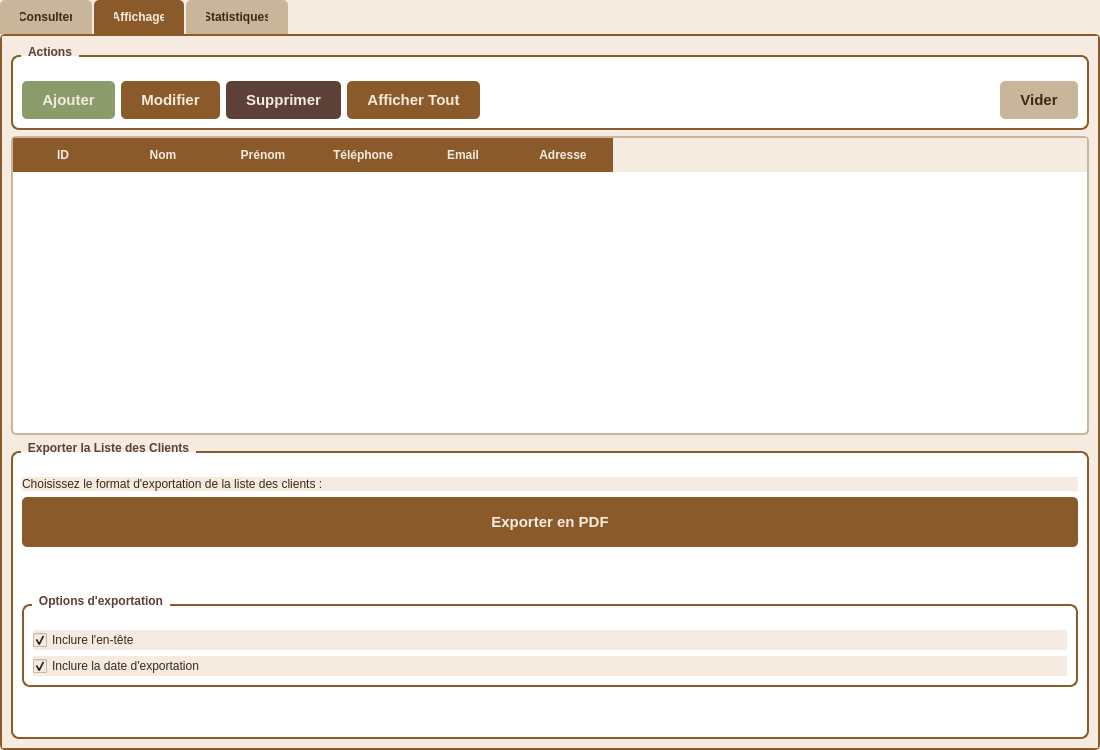
Esprit-UP-Algo/projetcpp2526-s2-2a8-smart-carpentry-morkshop-management, file ClientsWidget.ui: the form before one commit.
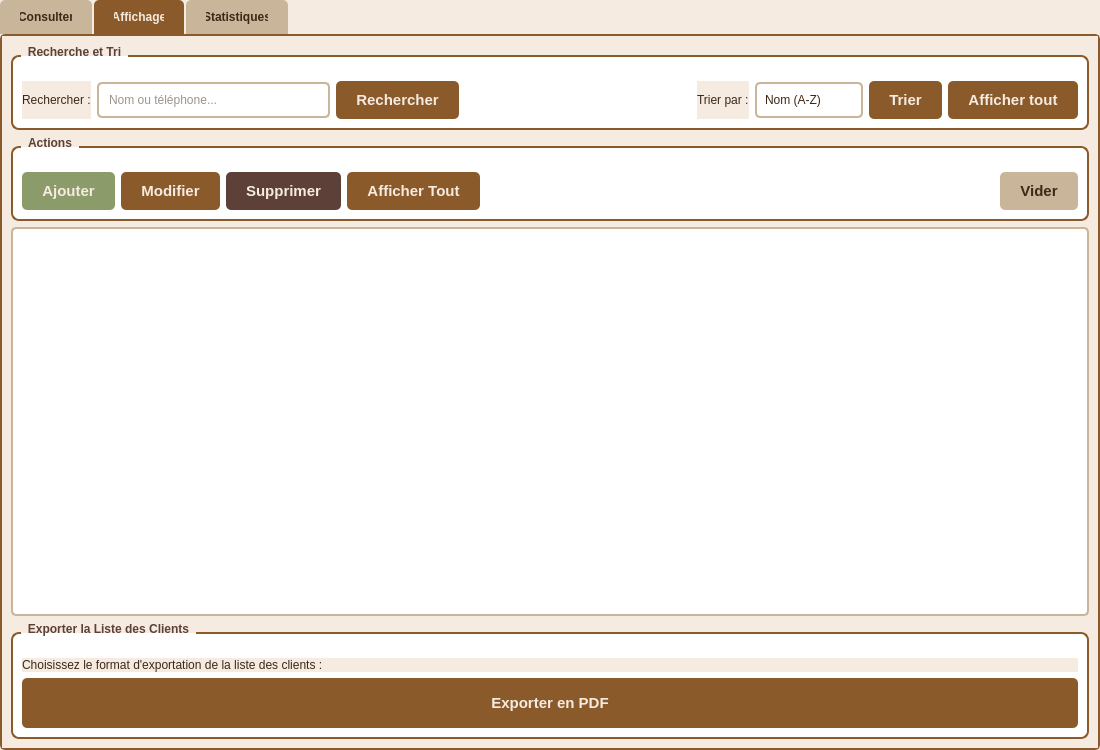
The form after the commit. The open tabs and pages were chosen to show the change. Icons and pictures are not drawn.

Commit message: Update client + employe modules

Patch:
```diff
--- a/ClientsWidget.ui
+++ b/ClientsWidget.ui
@@ -15,157 +15,32 @@
   </property>
   <property name="styleSheet">
    <string notr="true">
-    QMainWindow {
-        background-color: #F5EBE0;
-    }
-    QWidget {
-        background-color: #F5EBE0;
-        color: #3D2817;
-        font-family: 'Segoe UI', Arial, sans-serif;
-    }
-    QTabWidget::pane {
-        border: 2px solid #8B5A2B;
-        background-color: #F5EBE0;
-        border-radius: 5px;
-    }
-    QTabBar::tab {
-        background-color: #C9B59A;
-        color: #3D2817;
-        padding: 10px 20px;
-        margin-right: 2px;
-        border-top-left-radius: 5px;
-        border-top-right-radius: 5px;
-        font-weight: bold;
-    }
-    QTabBar::tab:selected {
-        background-color: #8B5A2B;
-        color: #F5EBE0;
-    }
-    QTabBar::tab:hover {
-        background-color: #9B8068;
-    }
-    QGroupBox {
-        background-color: #FFFFFF;
-        border: 2px solid #8B5A2B;
-        border-radius: 8px;
-        margin-top: 10px;
-        padding-top: 15px;
-        font-weight: bold;
-    }
-    QGroupBox::title {
-        color: #5D4037;
-        subcontrol-origin: margin;
-        left: 10px;
-        padding: 0 5px;
-    }
-    QLineEdit, QTextEdit {
-        background-color: #FFFFFF;
-        border: 2px solid #C9B59A;
-        border-radius: 5px;
-        padding: 8px;
-        color: #3D2817;
-    }
-    QLineEdit:focus, QTextEdit:focus {
-        border: 2px solid #8B5A2B;
-    }
-    QComboBox {
-        background-color: #FFFFFF;
-        border: 2px solid #C9B59A;
-        border-radius: 5px;
-        padding: 8px;
-        color: #3D2817;
-    }
-    QComboBox:hover {
-        border: 2px solid #8B5A2B;
-    }
-    QComboBox::drop-down {
-        border: none;
-        width: 30px;
-    }
-    QComboBox::down-arrow {
-        image: none;
-        border-left: 5px solid transparent;
-        border-right: 5px solid transparent;
-        border-top: 5px solid #8B5A2B;
-        margin-right: 10px;
-    }
-    QPushButton {
-        background-color: #8B5A2B;
-        color: #F5EBE0;
-        border: none;
-        border-radius: 5px;
-        padding: 10px 20px;
-        font-weight: bold;
-        font-size: 11pt;
-    }
-    QPushButton:hover {
-        background-color: #9B8068;
-    }
-    QPushButton:pressed {
-        background-color: #5D4037;
-    }
-    QPushButton#btnSupprimer {
-        background-color: #5D4037;
-    }
-    QPushButton#btnSupprimer:hover {
-        background-color: #6D4C41;
-    }
-    QPushButton#btnAjouter {
-        background-color: #8B9B6A;
-    }
-    QPushButton#btnAjouter:hover {
-        background-color: #9BAB7A;
-    }
-    QPushButton#btnVider {
-        background-color: #C9B59A;
-        color: #3D2817;
-    }
-    QPushButton#btnVider:hover {
-        background-color: #D9C5AA;
-    }
-    QTableWidget {
-        background-color: #FFFFFF;
-        alternate-background-color: #F5EBE0;
-        border: 2px solid #C9B59A;
-        border-radius: 5px;
-        gridline-color: #C9B59A;
-        color: #3D2817;
-    }
-    QTableWidget::item:selected {
-        background-color: #8B5A2B;
-        color: #F5EBE0;
-    }
-    QHeaderView::section {
-        background-color: #8B5A2B;
-        color: #F5EBE0;
-        padding: 8px;
-        border: none;
-        font-weight: bold;
-    }
-    QPushButton#btnClient {
-        background-color: #C9B59A;
-        color: #3D2817;
-        border: none;
-        border-left: 0px solid #8B5A2B;
-        border-radius: 0;
-        padding: 20px 15px;
-        font-size: 15pt;
-        font-weight: bold;
-        text-align: left;
-    }
-    QPushButton#btnClient:hover {
-        background-color: #9B8068;
-        color: white;
-    }
-    QPushButton#btnClient:checked {
-        background-color: #8B5A2B;
-        color: #F5EBE0;
-        border-left: 6px solid #5D4037;
-    }
-    QPushButton#btnClient:pressed {
-        background-color: #5D4037;
-        color: white;
-    }
+    QMainWindow { background-color: #F5EBE0; }
+    QWidget { background-color: #F5EBE0; color: #3D2817; font-family: 'Segoe UI', Arial, sans-serif; }
+    QTabWidget::pane { border: 2px solid #8B5A2B; background-color: #F5EBE0; border-radius: 5px; }
+    QTabBar::tab { background-color: #C9B59A; color: #3D2817; padding: 10px 20px; margin-right: 2px; border-top-left-radius: 5px; border-top-right-radius: 5px; font-weight: bold; }
+    QTabBar::tab:selected { background-color: #8B5A2B; color: #F5EBE0; }
+    QTabBar::tab:hover { background-color: #9B8068; }
+    QGroupBox { background-color: #FFFFFF; border: 2px solid #8B5A2B; border-radius: 8px; margin-top: 10px; padding-top: 15px; font-weight: bold; }
+    QGroupBox::title { color: #5D4037; subcontrol-origin: margin; left: 10px; padding: 0 5px; }
+    QLineEdit, QTextEdit { background-color: #FFFFFF; border: 2px solid #C9B59A; border-radius: 5px; padding: 8px; color: #3D2817; }
+    QLineEdit:focus, QTextEdit:focus { border: 2px solid #8B5A2B; }
+    QComboBox { background-color: #FFFFFF; border: 2px solid #C9B59A; border-radius: 5px; padding: 8px; color: #3D2817; }
+    QComboBox:hover { border: 2px solid #8B5A2B; }
+    QComboBox::drop-down { border: none; width: 30px; }
+    QComboBox::down-arrow { image: none; border-left: 5px solid transparent; border-right: 5px solid transparent; border-top: 5px solid #8B5A2B; margin-right: 10px; }
+    QPushButton { background-color: #8B5A2B; color: #F5EBE0; border: none; border-radius: 5px; padding: 10px 20px; font-weight: bold; font-size: 11pt; }
+    QPushButton:hover { background-color: #9B8068; }
+    QPushButton:pressed { background-color: #5D4037; }
+    QPushButton#btnSupprimer { background-color: #5D4037; }
+    QPushButton#btnSupprimer:hover { background-color: #6D4C41; }
+    QPushButton#btnAjouter { background-color: #8B9B6A; }
+    QPushButton#btnAjouter:hover { background-color: #9BAB7A; }
+    QPushButton#btnVider { background-color: #C9B59A; color: #3D2817; }
+    QPushButton#btnVider:hover { background-color: #D9C5AA; }
+    QTableWidget { background-color: #FFFFFF; alternate-background-color: #F5EBE0; border: 2px solid #C9B59A; border-radius: 5px; gridline-color: #C9B59A; color: #3D2817; }
+    QTableWidget::item:selected { background-color: #8B5A2B; color: #F5EBE0; }
+    QHeaderView::section { background-color: #8B5A2B; color: #F5EBE0; padding: 8px; border: none; font-weight: bold; }
    </string>
   </property>
   <layout class="QVBoxLayout" name="verticalLayout">
@@ -194,84 +69,6 @@
        <string>Consulter</string>
       </attribute>
       <layout class="QVBoxLayout" name="verticalLayoutConsulter">
-       <item>
-        <widget class="QGroupBox" name="groupRecherche">
-         <property name="title">
-          <string>Recherche et Tri</string>
-         </property>
-         <layout class="QHBoxLayout" name="horizontalRecherche">
-          <item>
-           <widget class="QLabel" name="labelRech">
-            <property name="text">
-             <string>Rechercher :</string>
-            </property>
-           </widget>
-          </item>
-          <item>
-           <widget class="QLineEdit" name="lineRecherche">
-            <property name="placeholderText">
-             <string>Nom ou téléphone...</string>
-            </property>
-           </widget>
-          </item>
-          <item>
-           <widget class="QPushButton" name="btnRechercher">
-            <property name="text">
-             <string>Rechercher</string>
-            </property>
-           </widget>
-          </item>
-          <item>
-           <spacer name="spacerRech">
-            <property name="orientation">
-             <enum>Qt::Orientation::Horizontal</enum>
-            </property>
-            <property name="sizeHint" stdset="0">
-             <size>
-              <width>20</width>
-              <height>20</height>
-             </size>
-            </property>
-           </spacer>
-          </item>
-          <item>
-           <widget class="QLabel" name="labelTri">
-            <property name="text">
-             <string>Trier par :</string>
-            </property>
-           </widget>
-          </item>
-          <item>
-           <widget class="QComboBox" name="comboTri">
-            <item>
-             <property name="text">
-              <string>Nom (A-Z)</string>
-             </property>
-            </item>
-            <item>
-             <property name="text">
-              <string>Nom (Z-A)</string>
-             </property>
-            </item>
-           </widget>
-          </item>
-          <item>
-           <widget class="QPushButton" name="btnTrier">
-            <property name="text">
-             <string>Trier</string>
-            </property>
-           </widget>
-          </item>
-          <item>
-           <widget class="QPushButton" name="btnAfficherTout">
-            <property name="text">
-             <string>Afficher tout</string>
-            </property>
-           </widget>
-          </item>
-         </layout>
-        </widget>
-       </item>
        <item>
         <widget class="QGroupBox" name="groupBoxInfo">
          <property name="title">
@@ -446,116 +243,43 @@
        <string>Affichage</string>
       </attribute>
       <layout class="QVBoxLayout" name="verticalLayout_4">
+       <item>
+        <widget class="QGroupBox" name="groupRecherche">
+         <property name="title"><string>Recherche et Tri</string></property>
+         <layout class="QHBoxLayout" name="horizontalRecherche">
+          <item><widget class="QLabel" name="labelRech"><property name="text"><string>Rechercher :</string></property></widget></item>
+          <item><widget class="QLineEdit" name="lineRecherche"><property name="placeholderText"><string>Nom ou téléphone...</string></property></widget></item>
+          <item><widget class="QPushButton" name="btnRechercher"><property name="text"><string>Rechercher</string></property></widget></item>
+          <item><spacer name="spacerRech"><property name="orientation"><enum>Qt::Horizontal</enum></property><property name="sizeHint" stdset="0"><size><width>20</width><height>20</height></size></property></spacer></item>
+          <item><widget class="QLabel" name="labelTri"><property name="text"><string>Trier par :</string></property></widget></item>
+          <item><widget class="QComboBox" name="comboTri"><item><property name="text"><string>Nom (A-Z)</string></property></item><item><property name="text"><string>Nom (Z-A)</string></property></item></widget></item>
+          <item><widget class="QPushButton" name="btnTrier"><property name="text"><string>Trier</string></property></widget></item>
+          <item><widget class="QPushButton" name="btnAfficherTout"><property name="text"><string>Afficher tout</string></property></widget></item>
+         </layout>
+        </widget>
+       </item>
+
        <item>
         <widget class="QGroupBox" name="groupBoxActions">
          <property name="title">
           <string>Actions</string>
          </property>
          <layout class="QHBoxLayout" name="horizontalLayout">
-          <item>
-           <widget class="QPushButton" name="btnAjouter">
-            <property name="text">
-             <string>Ajouter</string>
-            </property>
-            <property name="icon">
-             <iconset theme="list-add"/>
-            </property>
-           </widget>
-          </item>
-          <item>
-           <widget class="QPushButton" name="btnModifier">
-            <property name="text">
-             <string>Modifier</string>
-            </property>
-            <property name="icon">
-             <iconset theme="document-edit"/>
-            </property>
-           </widget>
-          </item>
-          <item>
-           <widget class="QPushButton" name="btnSupprimer">
-            <property name="text">
-             <string>Supprimer</string>
-            </property>
-            <property name="icon">
-             <iconset theme="edit-delete"/>
-            </property>
-           </widget>
-          </item>
-          <item>
-           <widget class="QPushButton" name="btnAfficher">
-            <property name="text">
-             <string>Afficher Tout</string>
-            </property>
-            <property name="icon">
-             <iconset theme="view-refresh"/>
-            </property>
-           </widget>
-          </item>
-          <item>
-           <spacer name="horizontalSpacer">
-            <property name="orientation">
-             <enum>Qt::Orientation::Horizontal</enum>
-            </property>
-            <property name="sizeHint" stdset="0">
-             <size>
-              <width>40</width>
-              <height>20</height>
-             </size>
-            </property>
-           </spacer>
-          </item>
-          <item>
-           <widget class="QPushButton" name="btnVider">
-            <property name="text">
-             <string>Vider</string>
-            </property>
-           </widget>
-          </item>
+          <item><widget class="QPushButton" name="btnAjouter"><property name="text"><string>Ajouter</string></property></widget></item>
+          <item><widget class="QPushButton" name="btnModifier"><property name="text"><string>Modifier</string></property></widget></item>
+          <item><widget class="QPushButton" name="btnSupprimer"><property name="text"><string>Supprimer</string></property></widget></item>
+          <item><widget class="QPushButton" name="btnAfficher"><property name="text"><string>Afficher Tout</string></property></widget></item>
+          <item><spacer name="horizontalSpacer"><property name="orientation"><enum>Qt::Horizontal</enum></property><property name="sizeHint" stdset="0"><size><width>40</width><height>20</height></size></property></spacer></item>
+          <item><widget class="QPushButton" name="btnVider"><property name="text"><string>Vider</string></property></widget></item>
          </layout>
         </widget>
        </item>
        <item>
         <widget class="QTableWidget" name="tableWidgetClients">
-         <property name="alternatingRowColors">
-          <bool>true</bool>
-         </property>
-         <property name="selectionBehavior">
-          <enum>QAbstractItemView::SelectionBehavior::SelectRows</enum>
-         </property>
-         <property name="sortingEnabled">
-          <bool>true</bool>
-         </property>
-         <column>
-          <property name="text">
-           <string>ID</string>
-          </property>
-         </column>
-         <column>
-          <property name="text">
-           <string>Nom</string>
-          </property>
-         </column>
-         <column>
-          <property name="text">
-           <string>Prénom</string>
-          </property>
-         </column>
-         <column>
-          <property name="text">
-           <string>Téléphone</string>
-          </property>
-         </column>
-         <column>
-          <property name="text">
-           <string>Email</string>
-          </property>
-         </column>
-         <column>
-          <property name="text">
-           <string>Adresse</string>
-          </property>
-         </column>
+         <property name="alternatingRowColors"><bool>true</bool></property>
+         <property name="selectionBehavior"><enum>QAbstractItemView::SelectRows</enum></property>
+         <property name="sortingEnabled"><bool>true</bool></property>
+         <property name="editTriggers"><set>QAbstractItemView::NoEditTriggers</set></property>
         </widget>
        </item>
        <item>
@@ -564,13 +288,7 @@
           <string>Exporter la Liste des Clients</string>
          </property>
          <layout class="QVBoxLayout" name="verticalLayout_5">
-          <item>
-           <widget class="QLabel" name="labelExportInfo">
-            <property name="text">
-             <string>Choisissez le format d'exportation de la liste des clients :</string>
-            </property>
-           </widget>
-          </item>
+          <item><widget class="QLabel" name="labelExportInfo"><property name="text"><string>Choisissez le format d'exportation de la liste des clients :</string></property></widget></item>
           <item>
            <layout class="QHBoxLayout" name="horizontalLayout_2">
             <item>
@@ -591,61 +309,6 @@
             </item>
            </layout>
           </item>
-          <item>
-           <spacer name="verticalSpacer">
-            <property name="orientation">
-             <enum>Qt::Orientation::Vertical</enum>
-            </property>
-            <property name="sizeHint" stdset="0">
-             <size>
-              <width>20</width>
-              <height>20</height>
-             </size>
-            </property>
-           </spacer>
-          </item>
-          <item>
-           <widget class="QGroupBox" name="groupBoxOptions">
-            <property name="title">
-             <string>Options d'exportation</string>
-            </property>
-            <layout class="QVBoxLayout" name="verticalLayout_6">
-             <item>
-              <widget class="QCheckBox" name="checkBoxInclureEntete">
-               <property name="text">
-                <string>Inclure l'en-tête</string>
-               </property>
-               <property name="checked">
-                <bool>true</bool>
-               </property>
-              </widget>
-             </item>
-             <item>
-              <widget class="QCheckBox" name="checkBoxDateExport">
-               <property name="text">
-                <string>Inclure la date d'exportation</string>
-               </property>
-               <property name="checked">
-                <bool>true</bool>
-               </property>
-              </widget>
-             </item>
-            </layout>
-           </widget>
-          </item>
-          <item>
-           <spacer name="verticalSpacer_2">
-            <property name="orientation">
-             <enum>Qt::Orientation::Vertical</enum>
-            </property>
-            <property name="sizeHint" stdset="0">
-             <size>
-              <width>20</width>
-              <height>40</height>
-             </size>
-            </property>
-           </spacer>
-          </item>
          </layout>
         </widget>
        </item>
```
Left out of the diff: 296 changed lines with no effect on the pictures. The commit also changes 522 other files.
